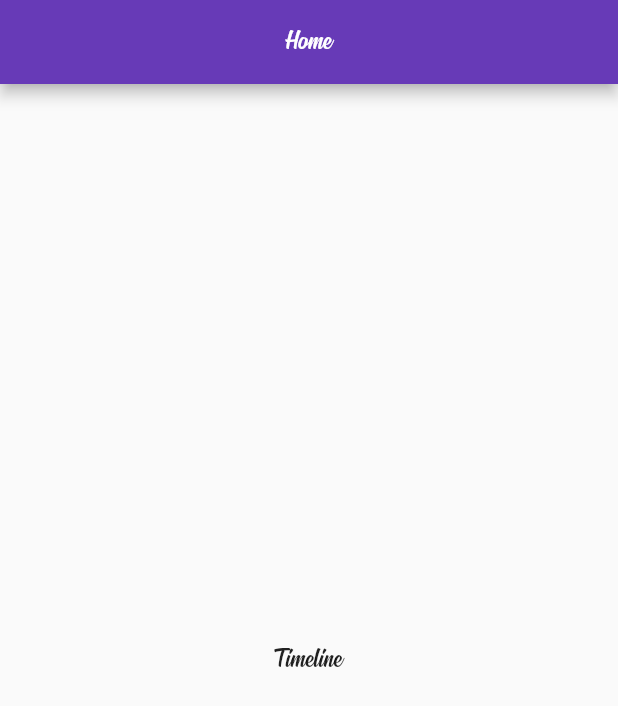
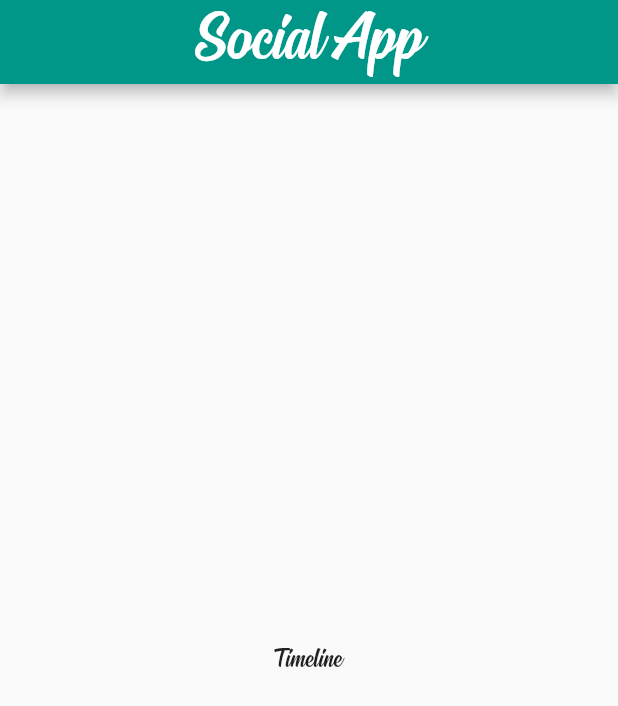
Before and after one commit to bejerome/flutter_template, a Flutter app: the Timeline screen opened directly, on a phone screen of 412 x 824 dp. Shown: the top 706 px of the screen. Run offline on Flutter 3.47's test engine with Material 2 defaults, Android fonts, the phone set to English and light mode, and no system bars; our stand-ins replace google_sign_in.

Commit message:
added customizeable header

```diff
--- a/lib/pages/timeline.dart
+++ b/lib/pages/timeline.dart
@@ -10,7 +10,7 @@ class _TimelineState extends State<Timeline> {
   @override
   Widget build(context) {
     return Scaffold(
-      appBar: header(),
+      appBar: header(context),
       body: Center(
         child: Text(
           "Timeline",
--- a/lib/widgets/header.dart
+++ b/lib/widgets/header.dart
@@ -1,11 +1,15 @@
 import 'package:flutter/material.dart';
 
-AppBar header() {
+AppBar header(context, {bool isAppTitle = true, titleText = ""}) {
   return AppBar(
     title: Text(
-      "Home",
-      style: TextStyle(fontSize: 20, fontFamily: "Signatra"),
+      isAppTitle ? "Social App" : titleText,
+      style: TextStyle(
+        fontSize: isAppTitle ? 50 : 22,
+        fontFamily: isAppTitle ? "Signatra" : "",
+      ),
     ),
     centerTitle: true,
+    backgroundColor: Theme.of(context).accentColor,
   );
 }
```
Also changed, not shown: lib/pages/profile.dart (+9 -5 lines).
